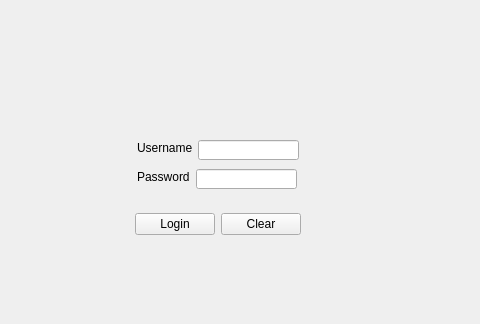
Qt form mainwindow.ui (MHJBEAST1101/CS1C-Project-2-Bulk-Club) before a commit; both pictures show x 185 to 665 and y 0 to 324 of the 800 by 600 pixel window.
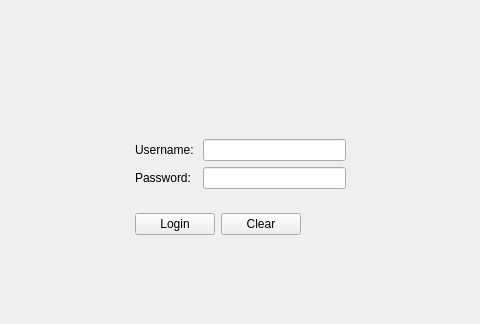
The same form after that commit.

What changed in the file:
```diff
--- a/mainwindow.ui
+++ b/mainwindow.ui
@@ -14,42 +14,6 @@
    <string>MainWindow</string>
   </property>
   <widget class="QWidget" name="centralwidget">
-   <widget class="QLabel" name="passwordLabel">
-    <property name="geometry">
-     <rect>
-      <x>322</x>
-      <y>169</y>
-      <width>53</width>
-      <height>16</height>
-     </rect>
-    </property>
-    <property name="text">
-     <string>Password: </string>
-    </property>
-   </widget>
-   <widget class="QLabel" name="usernameLabel">
-    <property name="geometry">
-     <rect>
-      <x>322</x>
-      <y>140</y>
-      <width>55</width>
-      <height>16</height>
-     </rect>
-    </property>
-    <property name="text">
-     <string>Username: </string>
-    </property>
-   </widget>
-   <widget class="QLineEdit" name="usernameLineEdit">
-    <property name="geometry">
-     <rect>
-      <x>383</x>
-      <y>140</y>
-      <width>101</width>
-      <height>20</height>
-     </rect>
-    </property>
-   </widget>
    <widget class="QWidget" name="layoutWidget">
     <property name="geometry">
      <rect>
@@ -76,21 +40,44 @@
      </item>
     </layout>
    </widget>
-   <widget class="QLineEdit" name="passwordLineEdit">
+   <widget class="QWidget" name="">
     <property name="geometry">
      <rect>
-      <x>381</x>
-      <y>169</y>
-      <width>101</width>
-      <height>20</height>
+      <x>320</x>
+      <y>139</y>
+      <width>211</width>
+      <height>51</height>
      </rect>
     </property>
-    <property name="inputMethodHints">
-     <set>Qt::ImhHiddenText|Qt::ImhNoAutoUppercase|Qt::ImhNoPredictiveText|Qt::ImhSensitiveData</set>
-    </property>
-    <property name="echoMode">
-     <enum>QLineEdit::Password</enum>
-    </property>
+    <layout class="QGridLayout" name="gridLayout">
+     <item row="0" column="0">
+      <widget class="QLabel" name="usernameLabel">
+       <property name="text">
+        <string>Username: </string>
+       </property>
+      </widget>
+     </item>
+     <item row="0" column="1">
+      <widget class="QLineEdit" name="usernameLineEdit"/>
+     </item>
+     <item row="1" column="0">
+      <widget class="QLabel" name="passwordLabel">
+       <property name="text">
+        <string>Password: </string>
+       </property>
+      </widget>
+     </item>
+     <item row="1" column="1">
+      <widget class="QLineEdit" name="passwordLineEdit">
+       <property name="inputMethodHints">
+        <set>Qt::ImhHiddenText|Qt::ImhNoAutoUppercase|Qt::ImhNoPredictiveText|Qt::ImhSensitiveData</set>
+       </property>
+       <property name="echoMode">
+        <enum>QLineEdit::Password</enum>
+       </property>
+      </widget>
+     </item>
+    </layout>
    </widget>
   </widget>
   <widget class="QMenuBar" name="menubar">
```
Left out of the diff: 2 changed lines with no effect on the pictures.
